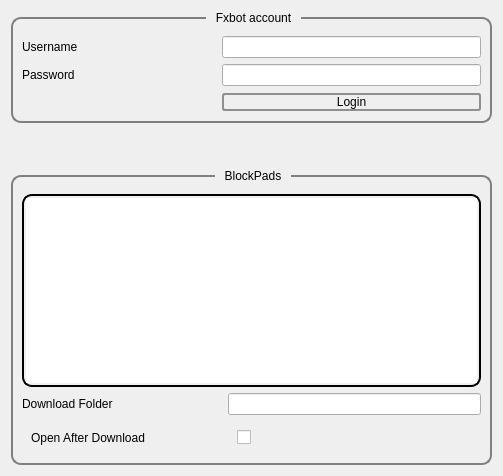
Before: the Qt Designer form retreivecloudwgt.ui in Bloc10FinTech/blockpad, drawn with Qt 5.
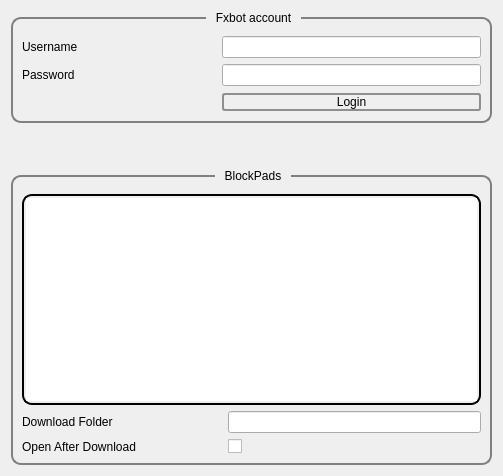
After: the same form once the commit is applied.

Commit message: fix bugs from Alin

What changed in the file:
```diff
--- a/retreivecloudwgt.ui
+++ b/retreivecloudwgt.ui
@@ -216,6 +216,18 @@
       <item>
        <widget class="QWidget" name="wgtOpenAfter" native="true">
         <layout class="QHBoxLayout" name="horizontalLayout_4">
+         <property name="leftMargin">
+          <number>0</number>
+         </property>
+         <property name="topMargin">
+          <number>0</number>
+         </property>
+         <property name="rightMargin">
+          <number>0</number>
+         </property>
+         <property name="bottomMargin">
+          <number>0</number>
+         </property>
          <item>
           <widget class="QLabel" name="labelAutoOpenBlockPad">
            <property name="text">
```
The commit also changes 1 other file.
